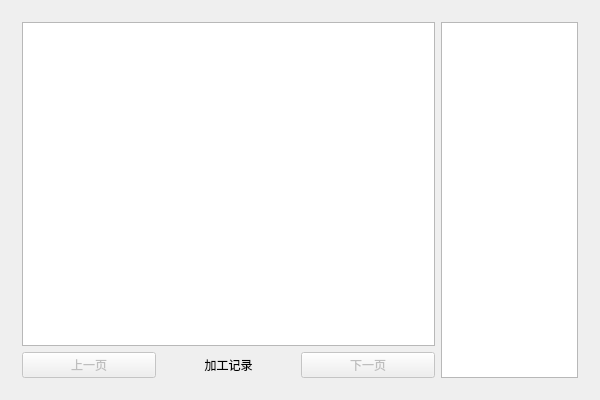
Qt form forms/other/jiagongjiluform.ui (zephyrrr/Camotics_modbus) before a commit.
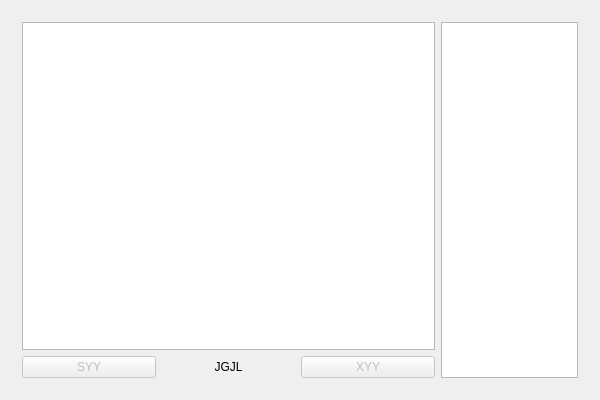
The same form after that commit.

Patch:
```diff
--- a/forms/other/jiagongjiluform.ui
+++ b/forms/other/jiagongjiluform.ui
@@ -40,14 +40,14 @@
              <bool>false</bool>
             </property>
             <property name="text">
-             <string>上一页</string>
+             <string>SYY</string>
             </property>
            </widget>
           </item>
           <item>
            <widget class="QLabel" name="pageLabel">
             <property name="text">
-             <string>加工记录</string>
+             <string>JGJL</string>
             </property>
             <property name="alignment">
              <set>Qt::AlignmentFlag::AlignCenter</set>
@@ -60,7 +60,7 @@
              <bool>false</bool>
             </property>
             <property name="text">
-             <string>下一页</string>
+             <string>XYY</string>
             </property>
            </widget>
           </item>
@@ -90,7 +90,7 @@
    </item>
   </layout>
  </widget>
- <layoutdefault spacing="6" margin="11"/>
- <resources/>
- <connections/>
+ <layoutdefault spacing="6" margin="11" />
+ <resources />
+ <connections />
 </ui>
```
Left out of the diff: 1 changed line with no effect on the pictures.
